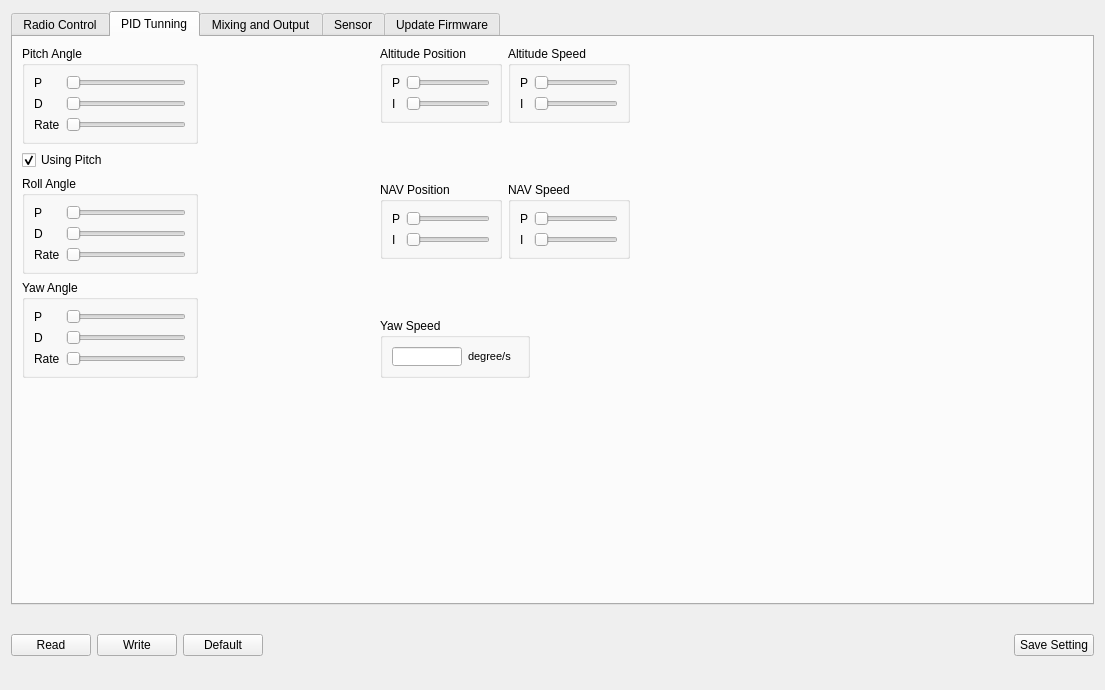
Before: the Qt Designer form uavconfig.ui in nlbtuyen/ConfigurationGCS, drawn with Qt 5.
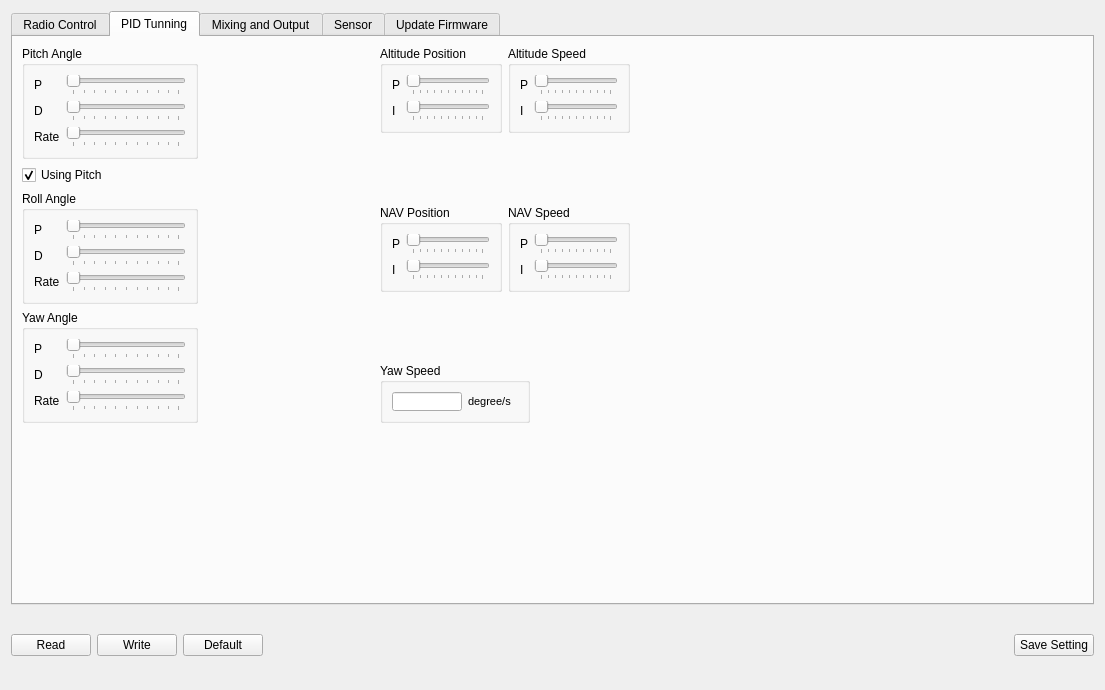
After: the same form once the commit is applied. The open tabs and pages were chosen to show the change. Icons and pictures are not drawn.

Patch:
```diff
--- a/uavconfig.ui
+++ b/uavconfig.ui
@@ -19,6 +19,9 @@
   <property name="windowTitle">
    <string>Dialog</string>
   </property>
+  <property name="styleSheet">
+   <string notr="true"/>
+  </property>
   <layout class="QGridLayout" name="gridLayout_3">
    <item row="0" column="0">
     <widget class="QSplitter" name="splitter">
@@ -92,6 +95,9 @@
            <verstretch>0</verstretch>
           </sizepolicy>
          </property>
+         <property name="styleSheet">
+          <string notr="true"/>
+         </property>
          <property name="currentIndex">
           <number>3</number>
          </property>
@@ -1628,6 +1634,9 @@
                       <property name="orientation">
                        <enum>Qt::Horizontal</enum>
                       </property>
+                      <property name="tickPosition">
+                       <enum>QSlider::TicksBelow</enum>
+                      </property>
                      </widget>
                     </item>
                     <item row="1" column="1">
@@ -1635,6 +1644,9 @@
                       <property name="orientation">
                        <enum>Qt::Horizontal</enum>
                       </property>
+                      <property name="tickPosition">
+                       <enum>QSlider::TicksBelow</enum>
+                      </property>
                      </widget>
                     </item>
                    </layout>
@@ -1669,6 +1681,9 @@
                       <property name="orientation">
                        <enum>Qt::Horizontal</enum>
                       </property>
+                      <property name="tickPosition">
+                       <enum>QSlider::TicksBelow</enum>
+                      </property>
                      </widget>
                     </item>
                     <item row="1" column="1">
@@ -1676,6 +1691,9 @@
                       <property name="orientation">
                        <enum>Qt::Horizontal</enum>
                       </property>
+                      <property name="tickPosition">
+                       <enum>QSlider::TicksBelow</enum>
+                      </property>
                      </widget>
                     </item>
                    </layout>
@@ -1740,6 +1758,9 @@
                       <property name="orientation">
                        <enum>Qt::Horizontal</enum>
                       </property>
+                      <property name="tickPosition">
+                       <enum>QSlider::TicksBelow</enum>
+                      </property>
                      </widget>
                     </item>
                     <item row="1" column="1">
@@ -1747,6 +1768,9 @@
                       <property name="orientation">
                        <enum>Qt::Horizontal</enum>
                       </property>
+                      <property name="tickPosition">
+                       <enum>QSlider::TicksBelow</enum>
+                      </property>
                      </widget>
                     </item>
                    </layout>
@@ -1781,6 +1805,9 @@
                       <property name="orientation">
                        <enum>Qt::Horizontal</enum>
                       </property>
+                      <property name="tickPosition">
+                       <enum>QSlider::TicksBelow</enum>
+                      </property>
                      </widget>
                     </item>
                     <item row="1" column="1">
@@ -1788,6 +1815,9 @@
                       <property name="orientation">
                        <enum>Qt::Horizontal</enum>
                       </property>
+                      <property name="tickPosition">
+                       <enum>QSlider::TicksBelow</enum>
+                      </property>
                      </widget>
                     </item>
                    </layout>
@@ -1863,6 +1893,9 @@
                       <property name="orientation">
                        <enum>Qt::Horizontal</enum>
                       </property>
+                      <property name="tickPosition">
+                       <enum>QSlider::TicksBelow</enum>
+                      </property>
                      </widget>
                     </item>
                     <item row="1" column="1">
@@ -1870,6 +1903,9 @@
                       <property name="orientation">
                        <enum>Qt::Horizontal</enum>
                       </property>
+                      <property name="tickPosition">
+                       <enum>QSlider::TicksBelow</enum>
+                      </property>
                      </widget>
                     </item>
                     <item row="2" column="1">
@@ -1877,6 +1913,9 @@
                       <property name="orientation">
                        <enum>Qt::Horizontal</enum>
                       </property>
+                      <property name="tickPosition">
+                       <enum>QSlider::TicksBelow</enum>
+                      </property>
                      </widget>
                     </item>
                    </layout>
@@ -1930,6 +1969,9 @@
                         <property name="orientation">
                          <enum>Qt::Horizontal</enum>
                         </property>
+                        <property name="tickPosition">
+                         <enum>QSlider::TicksBelow</enum>
+                        </property>
                        </widget>
                       </item>
                       <item row="1" column="1">
@@ -1937,6 +1979,9 @@
                         <property name="orientation">
                          <enum>Qt::Horizontal</enum>
                         </property>
+                        <property name="tickPosition">
+                         <enum>QSlider::TicksBelow</enum>
+                        </property>
                        </widget>
                       </item>
                       <item row="2" column="1">
@@ -1944,6 +1989,9 @@
                         <property name="orientation">
                          <enum>Qt::Horizontal</enum>
                         </property>
+                        <property name="tickPosition">
+                         <enum>QSlider::TicksBelow</enum>
+                        </property>
                        </widget>
                       </item>
                      </layout>
@@ -1987,6 +2035,9 @@
                       <property name="orientation">
                        <enum>Qt::Horizontal</enum>
                       </property>
+                      <property name="tickPosition">
+                       <enum>QSlider::TicksBelow</enum>
+                      </property>
                      </widget>
                     </item>
                     <item row="1" column="1">
@@ -1994,6 +2045,9 @@
                       <property name="orientation">
                        <enum>Qt::Horizontal</enum>
                       </property>
+                      <property name="tickPosition">
+                       <enum>QSlider::TicksBelow</enum>
+                      </property>
                      </widget>
                     </item>
                     <item row="2" column="1">
@@ -2001,6 +2055,9 @@
                       <property name="orientation">
                        <enum>Qt::Horizontal</enum>
                       </property>
+                      <property name="tickPosition">
+                       <enum>QSlider::TicksBelow</enum>
+                      </property>
                      </widget>
                     </item>
                    </layout>
```
Left out of the diff: 342 changed lines with no effect on the pictures.
